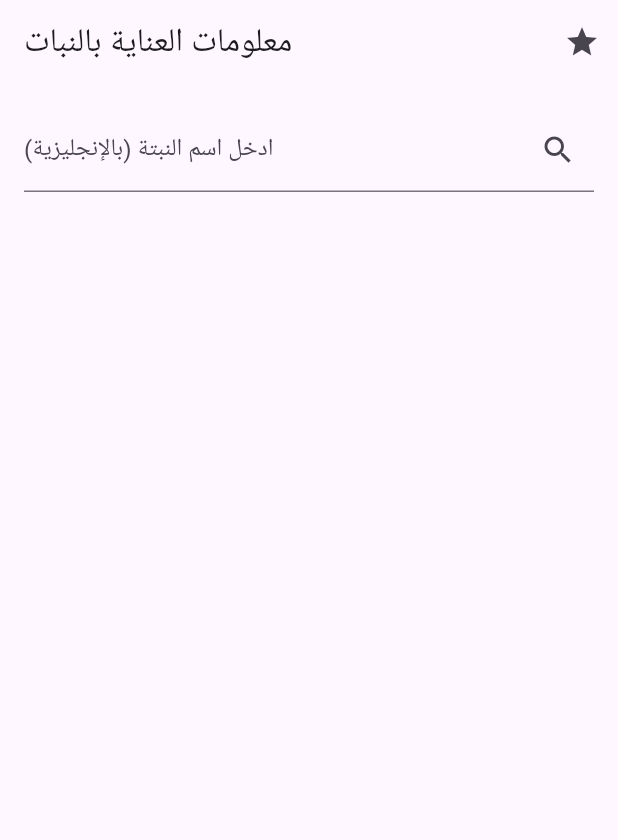
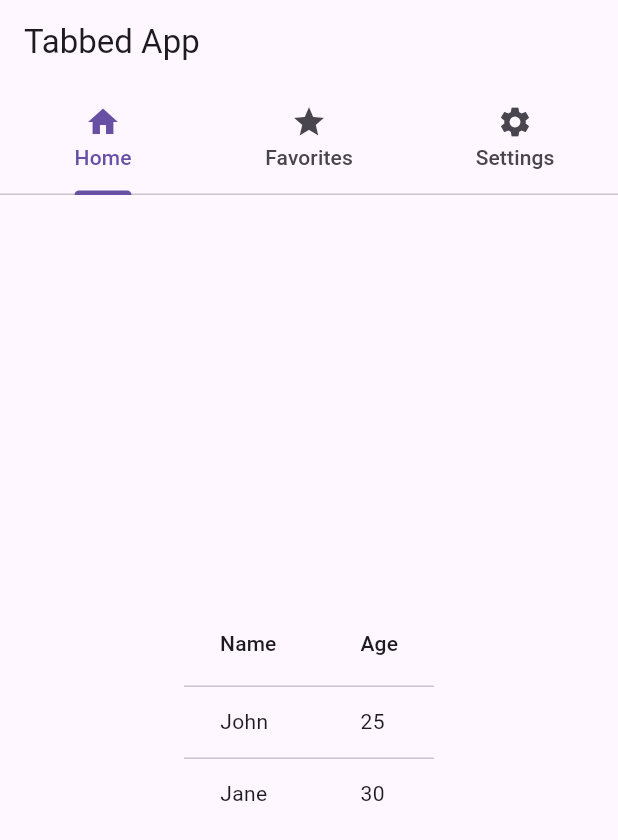
Before and after one commit to malkthere/amda2025-API-Animation, a Flutter app: the screen it shows after launch, on a phone screen of 412 x 824 dp. Shown: the top 840 px of the screen. Run offline on Flutter 3.47's test engine with Material 3 defaults, Android fonts, the phone set to English and light mode, and no system bars.

Commit message:
animation lesson 01

```diff
--- a/lib/main.dart
+++ b/lib/main.dart
@@ -1,266 +1,182 @@
 import 'package:flutter/material.dart';
-import 'package:http/http.dart' as http;
-import 'package:shared_preferences/shared_preferences.dart';
-import 'dart:convert';
 
-void main() => runApp(MaterialApp(home: PlantCarePage()));
-
-class PlantCarePage extends StatefulWidget {
-  @override
-  _PlantCarePageState createState() => _PlantCarePageState();
+void main() {
+  runApp(MyApp());
 }
 
-class _PlantCarePageState extends State<PlantCarePage> {
-  final TextEditingController _controller = TextEditingController();
-  Map<String, dynamic>? _plantData;
-  bool _isLoading = false;
-  String? _error;
+class MyApp extends StatelessWidget {
+  @override
+  Widget build(BuildContext context) {
+    return MaterialApp(
+      title: 'Advanced Animations',
+      theme: ThemeData(primarySwatch: Colors.blue),
+      home: AnimationHomePage(),
+      debugShowCheckedModeBanner: false,
+    );
+  }
+}
 
-  final String apiKey = 'BNG97557q7Xp2JYBOQVsjqUabaWjCc2ud7ELCq1N0vf0CP9wu5'; // 🔑 أدخل مفتاحك هنا
-  Set<String> _favorites = {};
-  String? _currentPlantName;
+class AnimationHomePage extends StatefulWidget {
+  @override
+  _AnimationHomePageState createState() => _AnimationHomePageState();
+}
 
+class _AnimationHomePageState extends State<AnimationHomePage>
+    with SingleTickerProviderStateMixin {
+  bool _expanded = true;
+  double _opacity = 1.0;
+  late AnimationController _controller;
+  late Animation<double> _animation;
+  var count=0;
   @override
   void initState() {
     super.initState();
-    loadFavorites();
+         _controller = AnimationController(
+      duration: Duration(seconds: 2),
+      vsync: this,
+    );
+    _animation = Tween<double>(begin: 0.0, end: 300.0).animate(_controller)
+      ..addListener(() {
+        setState(() {});
+      });
   }
 
-  Future<void> loadFavorites() async {
-    SharedPreferences prefs = await SharedPreferences.getInstance();
+  @override
+  void dispose() {
+    _controller.dispose();
+    super.dispose();
+  }
+
+  void _toggleContainer() {
     setState(() {
-      _favorites = prefs.getStringList('favorites')?.toSet() ?? {};
+      _expanded = !_expanded;
     });
   }
 
-  Future<void> toggleFavorite(String name) async {
-    SharedPreferences prefs = await SharedPreferences.getInstance();
+  void _toggleOpacity() {
     setState(() {
-      if (_favorites.contains(name)) {
-        _favorites.remove(name);
-      } else {
-        _favorites.add(name);
-      }
-      prefs.setStringList('favorites', _favorites.toList());
+      _opacity = _opacity == 0.0 ? 1.0 : 0.0;
     });
   }
 
-  Future<void> fetchPlantData(String query) async {
-    setState(() {
-      _isLoading = true;
-      _plantData = null;
-      _error = null;
-    });
-
-    final url = Uri.parse("https://api.plant.id/v2/identify");
-
-    final body = json.encode({
-      "api_key": apiKey,
-      "images": [],
-      "modifiers": ["crops-fast", "similar_images"],
-      "plant_language": "en",
-      "plant_details": ["common_names", "url", "name_authority", "wiki_description", "taxonomy", "synonyms", "watering", "growth_rate", "main_image"],
-    });
-
-    try {
-      final response = await http.post(
-        url,
-        headers: {
-          'Content-Type': 'application/json',
-        },
-        body: body,
-      );
-
-      if (response.statusCode == 200) {
-        final data = json.decode(response.body);
-        if (data['suggestions'] != null && data['suggestions'].isNotEmpty) {
-          final suggestion = data['suggestions'][0];
-          setState(() {
-            _plantData = {
-              'name': suggestion['plant_name'],
-              'binomial_name': suggestion['plant_details']?['scientific_name'],
-              'sun_requirements': suggestion['plant_details']?['sunlight']?.join(", "),
-              'watering': suggestion['plant_details']?['watering'],
-              'soil_ph': suggestion['plant_details']?['soil_ph'],
-              'description': suggestion['plant_details']?['wiki_description']?['value'],
-              'main_image_path': suggestion['plant_details']?['main_image']['url'],
-            };
-            _currentPlantName = suggestion['plant_name'];
-          });
-        } else {
-          setState(() {
-            _error = 'لم يتم العثور على معلومات عن هذه النبتة.';
-          });
-        }
-      } else {
-        setState(() {
-          _error = 'حدث خطأ: ${response.statusCode}';
-        });
-      }
-    } catch (e) {
-      setState(() {
-        _error = 'فشل الاتصال: $e';
-      });
-    } finally {
-      setState(() {
-        _isLoading = false;
-      });
-    }
-  }
-
-  String fakeTranslateToArabic(String text) {
-    if (text.toLowerCase().contains("basil")) return "الريحان نبات عطري يُستخدم كثيرًا في الطهي.";
-    if (text.toLowerCase().contains("mint")) return "النعناع نبات سريع النمو برائحة مميزة.";
-    if (text.toLowerCase().contains("tomato")) return "الطماطم نبات يحتاج إلى ضوء الشمس وسقاية جيدة.";
-    return "🌍 الترجمة التلقائية غير متوفرة لهذا النص حاليًا.";
-  }
-
-  Widget buildPlantCard() {
-    if (_plantData == null) return SizedBox();
-
-    return Card(
-      margin: EdgeInsets.symmetric(vertical: 16),
-      elevation: 4,
-      child: Padding(
-        padding: EdgeInsets.all(16),
-        child: Column(
-          crossAxisAlignment: CrossAxisAlignment.start,
-          children: [
-            if (_plantData!['main_image_path'] != null)
-              ClipRRect(
-                borderRadius: BorderRadius.circular(12),
-                child: Image.network(
-                  _plantData!['main_image_path'],
-                  height: 200,
-                  width: double.infinity,
-                  fit: BoxFit.cover,
-                ),
-              ),
-            if (_currentPlantName != null)
-              Align(
-                alignment: Alignment.topRight,
-                child: IconButton(
-                  icon: Icon(
-                    _favorites.contains(_currentPlantName!) ? Icons.star : Icons.star_border,
-                    color: Colors.orange,
-                  ),
-                  onPressed: () => toggleFavorite(_currentPlantName!),
-                  tooltip: 'أضف إلى المفضلة',
-                ),
-              ),
-            SizedBox(height: 12),
-            if (_plantData!['name'] != null)
-              Text("🌿 الاسم: ${_plantData!['name']}", style: TextStyle(fontWeight: FontWeight.bold, fontSize: 18)),
-            if (_plantData!['binomial_name'] != null)
-              Text("🔬 الاسم العلمي: ${_plantData!['binomial_name']}"),
-            SizedBox(height: 10),
-            if (_plantData!['sun_requirements'] != null)
-              Text("☀️ الإضاءة: ${_plantData!['sun_requirements']}"),
-            if (_plantData!['watering'] != null)
-              Text("💧 كمية المياه: ${_plantData!['watering']}"),
-            if (_plantData!['soil_ph'] != null)
-              Text("⚗️ pH التربة: ${_plantData!['soil_ph']}"),
-            if (_plantData!['description'] != null)
-              Padding(
-                padding: const EdgeInsets.only(top: 12.0),
-                child: Column(
-                  crossAxisAlignment: CrossAxisAlignment.start,
-                  children: [
-                    Text("📋 الوصف بالإنجليزية:\n${_plantData!['description']}"),
-                    SizedBox(height: 10),
-                    Text("📘 الترجمة العربية:\n${fakeTranslateToArabic(_plantData!['description'])}",
-                      style: TextStyle(color: Colors.green.shade800),
-                    ),
-                  ],
-                ),
-              ),
-          ],
-        ),
-      ),
-    );
+  void _startManualAnimation() {
+    _controller.reset();
+    _controller.forward();
   }
 
   @override
   Widget build(BuildContext context) {
-    return Scaffold(
-      appBar: AppBar(
-        title: Text("معلومات العناية بالنبات"),
-        actions: [
-          IconButton(
-            icon: Icon(Icons.star),
-            tooltip: 'المفضلات',
-            onPressed: () {
-              Navigator.push(
-                context,
-                MaterialPageRoute(
-                  builder: (_) => FavoritesPage(
-                    favorites: _favorites,
-                    onSelectPlant: (name) {
-                      _controller.text = name;
-                      fetchPlantData(name);
+    bool isRed=false;
+
+    var _listKey;
+    var items=["1","2","3","4"];
+    return DefaultTabController(
+      length: 3,
+      child: Scaffold(
+        appBar: AppBar(
+          title: Text("Tabbed App"),
+          bottom: TabBar(
+            tabs: [
+              Tab(icon: Icon(Icons.home), text: "Home"),
+              Tab(icon: Icon(Icons.star), text: "Favorites"),
+              Tab(icon: Icon(Icons.settings), text: "Settings"),
+            ],
+          ),
+        ),
+        body: TabBarView(
+          children: [
+            Center(
+                child: DataTable(
+              columns: [
+                DataColumn(label: Text('Name')),
+                DataColumn(label: Text('Age')),
+              ],
+              rows: [
+                DataRow(cells: [
+                  DataCell(Text('John')),
+                  DataCell(Text('25')),
+                ]),
+                DataRow(cells: [
+                  DataCell(Text('Jane')),
+                  DataCell(Text('30')),
+                ]),
+              ],
+            )
+            ),
+            Center(child: PageView(
+              children: [
+                Container(color: Colors.red),
+                Container(child: DataTable(
+                  columns: [
+                    DataColumn(label: Text('Name')),
+                    DataColumn(label: Text('Age')),
+                  ],
+                  rows: [
+                    DataRow(cells: [
+                      DataCell(Text('John')),
+                      DataCell(Text('25')),
+                    ]),
+                    DataRow(cells: [
+                      DataCell(Text('Jane')),
+                      DataCell(Text('30')),
+                    ]),
+                  ],
+                )),
+                Container(child: GridView.count(
+                  crossAxisCount: 2,
+                  children: List.generate(6, (index) {
+                    return Card(
+                      child: Center(child: Text('Item $index')),
+                    );
+                  }),
+                ),),
+              ],
+            )),
+            Center(child: PageView(
+              children:[
+                Center(
+                  child: TweenAnimationBuilder(
+                    tween: Tween<double>(begin: 0, end: 1),
+                    duration: Duration(seconds: 2),
+                    builder: (context, value, child) {
+                      return Opacity(
+                        opacity: value,
+                        child: AnimatedContainer(
+                          duration: Duration(milliseconds: 500),
+                          color: value==0 ? Colors.red : Colors.blue,
+                          width: value==0 ? 100 : 200,
+                          height: 100,
+                        ),
+                      );
                     },
                   ),
                 ),
-              );
-            },
-          )
-        ],
-      ),
-      body: Padding(
-        padding: EdgeInsets.all(16),
-        child: Column(
-          children: [
-            TextField(
-              controller: _controller,
-              decoration: InputDecoration(
-                labelText: "ادخل اسم النبتة (بالإنجليزية)",
-                suffixIcon: IconButton(
-                  icon: Icon(Icons.search),
-                  onPressed: () => fetchPlantData(_controller.text.trim()),
+                AnimatedSwitcher(
+                  duration: Duration(milliseconds: 500),
+                  child: Text(
+                    '$count=0',
+                    key: ValueKey<int>(count),
+                    style: TextStyle(fontSize: 50),
+                  ),
                 ),
-              ),
-            ),
-            if (_isLoading) ...[
-              SizedBox(height: 20),
-              CircularProgressIndicator(),
-            ] else if (_error != null) ...[
-              SizedBox(height: 20),
-              Text(_error!, style: TextStyle(color: Colors.red)),
-            ] else ...[
-              buildPlantCard(),
-            ],
+                AnimatedList(
+                  key: _listKey,
+                  initialItemCount: items.length,
+                  itemBuilder: (context, index, animation) {
+                    return SizeTransition(
+                      sizeFactor: animation,
+                      child: ListTile(title: Text(items[index]),onTap: (){},),
+                    );
+                  },
+                )
+
+    ]
+
+            )),
           ],
         ),
       ),
-    );
+    )
+    ;
   }
 }
-
-class FavoritesPage extends StatelessWidget {
-  final Set<String> favorites;
-  final Function(String) onSelectPlant;
-
-  const FavoritesPage({required this.favorites, required this.onSelectPlant});
-
-  @override
-  Widget build(BuildContext context) {
-    return Scaffold(
-      appBar: AppBar(title: Text("النباتات المفضلة")),
-      body: favorites.isEmpty
-          ? Center(child: Text("لا توجد نباتات مفضلة بعد."))
-          : ListView(
-        children: favorites.map((plant) {
-          return ListTile(
-            title: Text(plant),
-            leading: Icon(Icons.local_florist, color: Colors.green),
-            trailing: Icon(Icons.arrow_forward),
-            onTap: () {
-              onSelectPlant(plant);
-              Navigator.pop(context);
-            },
-          );
-        }).toList(),
-      ),
-    );
-  }
-}
```
Also changed, not shown: pubspec.yaml (+5 -3 lines), assets/images/sample1.jpg (added), assets/images/sample2.jpg (added), pubspec.lock.
